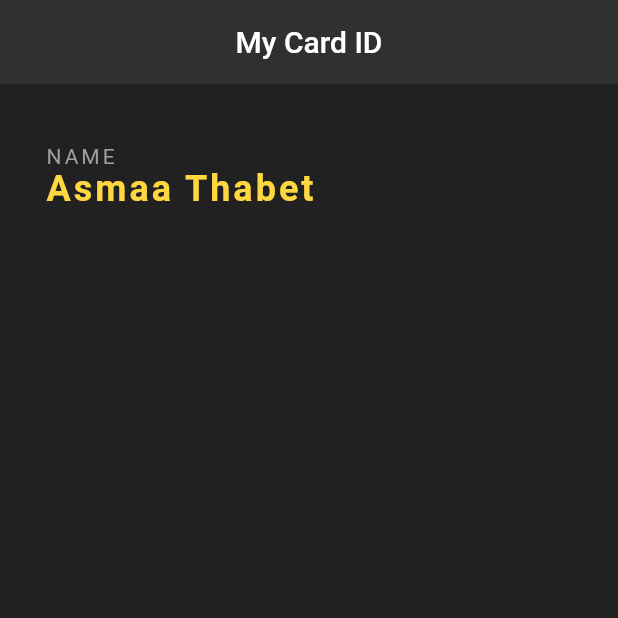
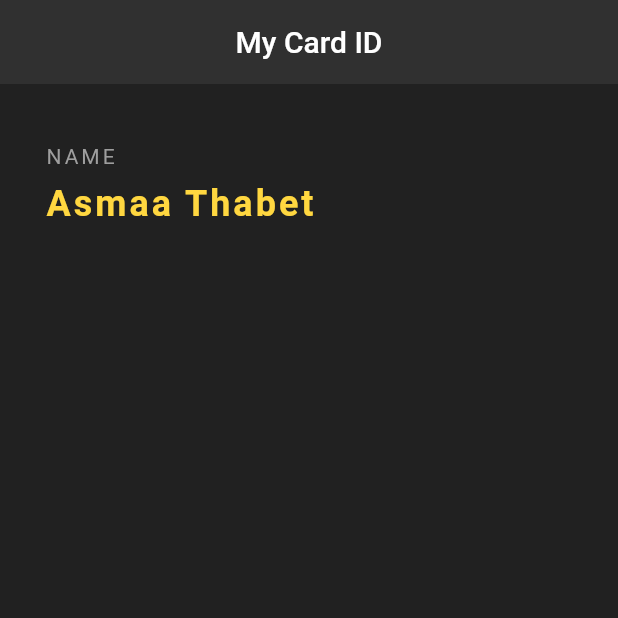
Before and after one commit to Asmaathabet/Quotes, a Flutter app: the screen it shows after launch, on a phone screen of 412 x 824 dp, the top half of it. Run offline on Flutter 3.47's test engine with Material 2 defaults, Android fonts, the phone set to English and light mode, and no system bars.

Commit message:
add height between fields

```diff
--- a/lib/main.dart
+++ b/lib/main.dart
@@ -27,6 +27,7 @@ class myCard extends StatelessWidget {
                 letterSpacing: 2.0,
               ),
             ),
+            SizedBox(height: 10.0),
             Text(
               'Asmaa Thabet',
               style: TextStyle(
@@ -35,7 +36,8 @@ class myCard extends StatelessWidget {
                 fontSize: 24.0,
                 fontWeight: FontWeight.bold,
               ),
-            )
+            ),
+            SizedBox(height: 30.0),
           ],
         ),
       ),
```
